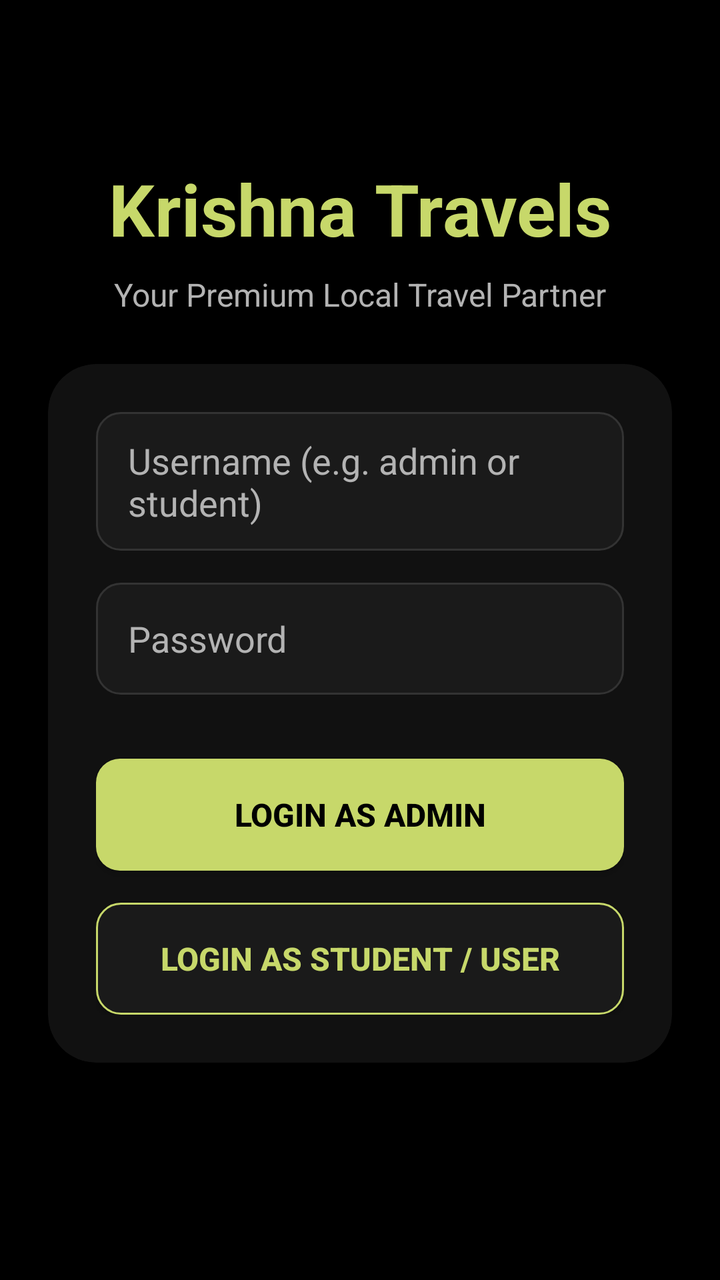
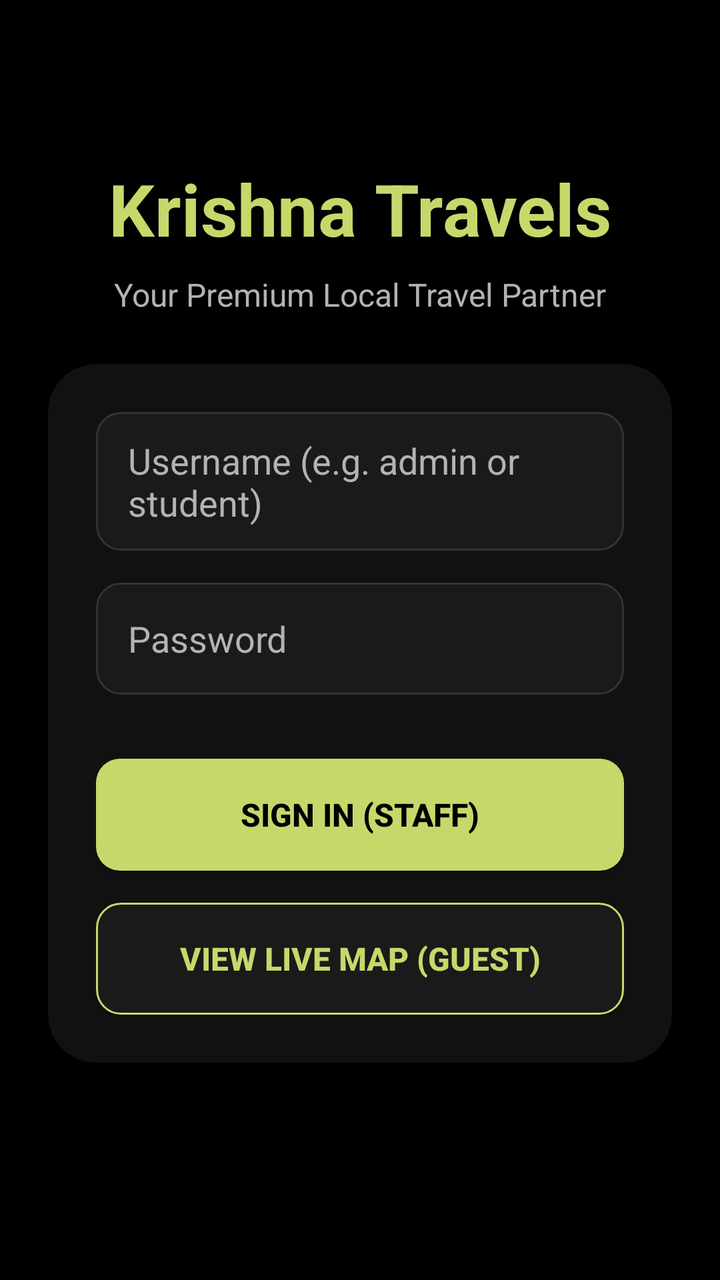

An Android layout rendered at two revisions. The XML below is the earlier revision; the diff shows what the commit changed to produce the second picture.
<!-- AndroidManifest.xml: activity theme AppTheme -->
<!-- res/layout/activity_login.xml -->
<?xml version="1.0" encoding="utf-8"?>
<androidx.constraintlayout.widget.ConstraintLayout 
    xmlns:android="http://schemas.android.com/apk/res/android"
    xmlns:app="http://schemas.android.com/apk/res-auto"
    android:layout_width="match_parent"
    android:layout_height="match_parent"
    android:background="@color/background_dark">

    <TextView
        android:id="@+id/logoText"
        android:layout_width="wrap_content"
        android:layout_height="wrap_content"
        android:text="Krishna Travels"
        android:textColor="@color/primary"
        android:textSize="36sp"
        android:textStyle="bold"
        android:layout_marginTop="80dp"
        app:layout_constraintTop_toTopOf="parent"
        app:layout_constraintStart_toStartOf="parent"
        app:layout_constraintEnd_toEndOf="parent" />

    <TextView
        android:id="@+id/subText"
        android:layout_width="wrap_content"
        android:layout_height="wrap_content"
        android:text="Your Premium Local Travel Partner"
        android:textColor="@color/text_secondary"
        android:textSize="16sp"
        android:layout_marginTop="8dp"
        app:layout_constraintTop_toBottomOf="@id/logoText"
        app:layout_constraintStart_toStartOf="parent"
        app:layout_constraintEnd_toEndOf="parent" />

    <androidx.cardview.widget.CardView
        android:id="@+id/loginCard"
        android:layout_width="0dp"
        android:layout_height="wrap_content"
        android:layout_margin="24dp"
        app:cardBackgroundColor="@color/card_dark"
        app:cardCornerRadius="24dp"
        app:cardElevation="16dp"
        app:layout_constraintTop_toBottomOf="@id/subText"
        app:layout_constraintStart_toStartOf="parent"
        app:layout_constraintEnd_toEndOf="parent"
        android:layout_marginTop="48dp">

        <LinearLayout
            android:layout_width="match_parent"
            android:layout_height="wrap_content"
            android:orientation="vertical"
            android:padding="24dp">

            <EditText
                android:id="@+id/usernameInput"
                android:layout_width="match_parent"
                android:layout_height="wrap_content"
                android:background="@drawable/bg_input_rounded"
                android:hint="Username (e.g. admin or student)"
                android:textColorHint="@color/text_secondary"
                android:textColor="@color/text_primary"
                android:layout_marginBottom="16dp"
                android:minHeight="56dp" />

            <EditText
                android:id="@+id/passwordInput"
                android:layout_width="match_parent"
                android:layout_height="wrap_content"
                android:background="@drawable/bg_input_rounded"
                android:hint="Password"
                android:inputType="textPassword"
                android:textColorHint="@color/text_secondary"
                android:textColor="@color/text_primary"
                android:layout_marginBottom="32dp"
                android:minHeight="56dp" />

            <Button
                android:id="@+id/loginAdminBtn"
                android:layout_width="match_parent"
                android:layout_height="56dp"
                android:background="@drawable/bg_button_primary"
                android:textColor="@color/background_dark"
                android:text="Login as Admin"
                android:textSize="16sp"
                android:textStyle="bold"
                android:layout_marginBottom="16dp"
                app:backgroundTint="@null"/>

            <Button
                android:id="@+id/loginStudentBtn"
                android:layout_width="match_parent"
                android:layout_height="56dp"
                android:background="@drawable/bg_button_secondary"
                android:textColor="@color/primary"
                android:text="Login as Student / User"
                android:textSize="16sp"
                android:textStyle="bold"
                app:backgroundTint="@null"/>

        </LinearLayout>
    </androidx.cardview.widget.CardView>
    
    <ProgressBar
        android:id="@+id/loginProgressBar"
        android:layout_width="wrap_content"
        android:layout_height="wrap_content"
        android:layout_marginTop="24dp"
        android:visibility="gone"
        android:indeterminateTint="@color/primary"
        app:layout_constraintTop_toBottomOf="@id/loginCard"
        app:layout_constraintStart_toStartOf="parent"
        app:layout_constraintEnd_toEndOf="parent"/>

</androidx.constraintlayout.widget.ConstraintLayout>
<!-- resources referenced by this layout -->
<resources>
  <color name="background_dark">#000000</color>
  <color name="card_dark">#111111</color>
  <color name="primary">#C7D86A</color>
  <color name="text_primary">#FFFFFF</color>
  <color name="text_secondary">#B3B3B3</color>
  <!-- drawable bg_button_primary (drawable) -->
  <?xml version="1.0" encoding="utf-8"?>
  <ripple xmlns:android="http://schemas.android.com/apk/res/android"
      android:color="#40000000">
      <item>
          <shape android:shape="rectangle">
              <solid android:color="@color/primary" />
              <corners android:radius="12dp" />
          </shape>
      </item>
  </ripple>
  <!-- drawable bg_button_secondary (drawable) -->
  <?xml version="1.0" encoding="utf-8"?>
  <ripple xmlns:android="http://schemas.android.com/apk/res/android"
      android:color="#20C7D86A">
      <item>
          <shape android:shape="rectangle">
              <solid android:color="@color/input_bg" />
              <corners android:radius="12dp" />
              <stroke android:width="1dp" android:color="@color/primary" />
          </shape>
      </item>
  </ripple>
  <!-- drawable bg_input_rounded (drawable) -->
  <?xml version="1.0" encoding="utf-8"?>
  <shape xmlns:android="http://schemas.android.com/apk/res/android"
      android:shape="rectangle">
      <solid android:color="@color/input_bg" />
      <corners android:radius="12dp" />
      <stroke android:width="1dp" android:color="#333333" />
      <padding android:left="16dp" android:right="16dp" android:top="12dp" android:bottom="12dp"/>
  </shape>
  <style name="AppTheme" parent="Theme.AppCompat.DayNight.NoActionBar">
          <item name="android:windowBackground">@color/background_dark</item>
          <item name="android:textColorPrimary">@color/text_primary</item>
          <item name="android:textColorSecondary">@color/text_primary</item>
          <item name="colorPrimary">@color/primary_nature</item>
          <item name="colorPrimaryDark">@color/background_dark</item>
          <item name="colorAccent">@color/accent_nature</item>
      </style>
  <color name="input_bg">#1A1A1A</color>
  <color name="primary_nature">#C7D86A</color>
  <color name="accent_nature">#D7F56B</color>
</resources>

<!-- the commit's change to res/layout/activity_login.xml (unified diff, before → after) -->
@@ -79,7 +79,7 @@
                 android:layout_height="56dp"
                 android:background="@drawable/bg_button_primary"
                 android:textColor="@color/background_dark"
-                android:text="Login as Admin"
+                android:text="Sign In (Staff)"
                 android:textSize="16sp"
                 android:textStyle="bold"
                 android:layout_marginBottom="16dp"
@@ -91,7 +91,7 @@
                 android:layout_height="56dp"
                 android:background="@drawable/bg_button_secondary"
                 android:textColor="@color/primary"
-                android:text="Login as Student / User"
+                android:text="View Live Map (Guest)"
                 android:textSize="16sp"
                 android:textStyle="bold"
                 app:backgroundTint="@null"/>
